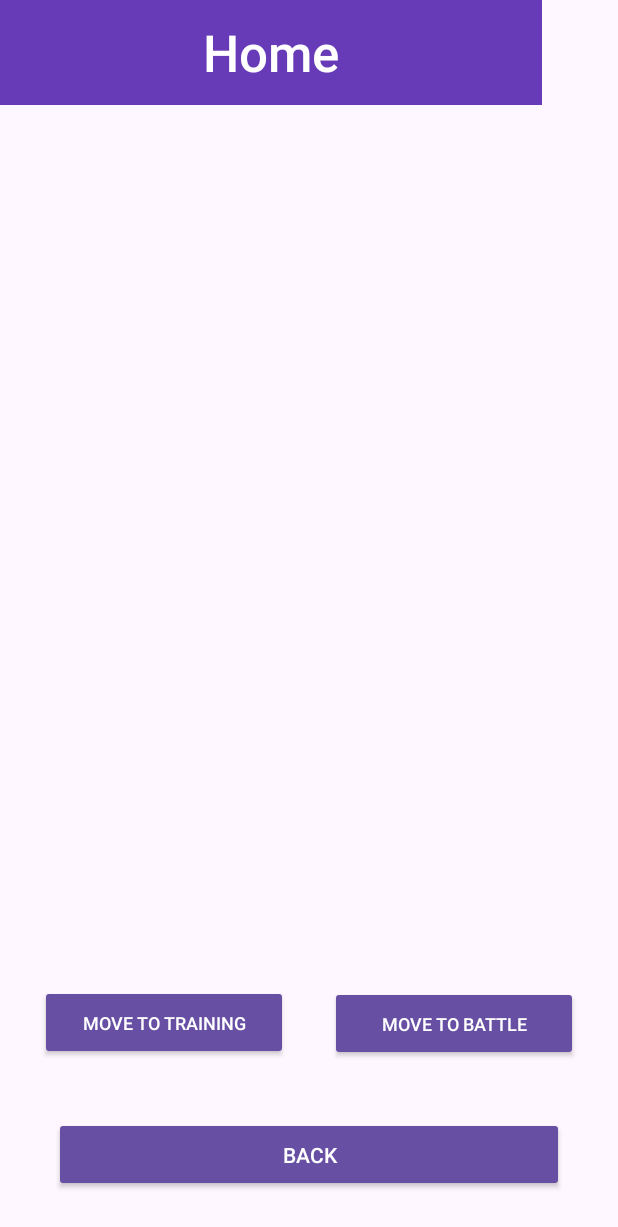
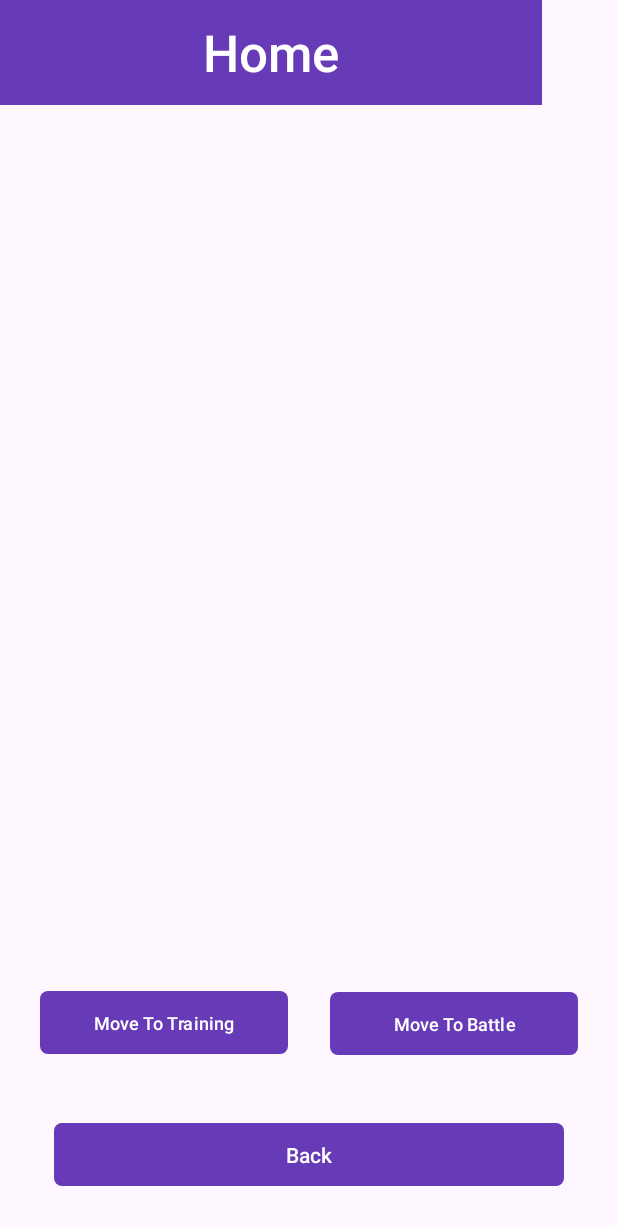
Before and after one commit to MartinsLUT/LutemonApp, an Android app: the HomeLutemonActivity screen opened directly, with no data from a screen before it, on a phone screen of 412 x 824 dp. Shown: the top 1227 px of the screen. Run offline under Robolectric (Android 15) with nearby library versions, the phone set to English and light mode, and no system bars.

Commit message:
only layout left

```diff
--- a/app/src/main/java/com/example/lutemonapp/BattleField.java
+++ b/app/src/main/java/com/example/lutemonapp/BattleField.java
@@ -4,16 +4,10 @@ public class BattleField {
     private static int numberOfBattles;
     private static int numberOflutemonsAtBatlle = 0;
     public static int fight(Lutemon lutemon1, Lutemon lutemon2){
-        //lutemon1 attacks lutemon2
-        //print out the lutemons
 
-        //Attack algorithm
-        //damage for lutemon2 is lutemon1's attack - lutemon2's defense
         int damage = lutemon2.defense(lutemon1);
         lutemon2.health -= damage;
 
-
-        //Output of for lutemon2 affter attack
         if (lutemon2.health <= 0){
             lutemon1.experience += 1;
             lutemon1.wins += 1;
--- a/app/src/main/java/com/example/lutemonapp/CreateNewLutemonActivity.java
+++ b/app/src/main/java/com/example/lutemonapp/CreateNewLutemonActivity.java
@@ -36,12 +36,11 @@ public class CreateNewLutemonActivity extends AppCompatActivity {
 
     }
 
-
-
     public void cancleBtn(View view) {
+        Intent intent = new Intent(this, MainActivity.class);
+        startActivity(intent);
         finish();
     }
-
 
     public void newLutemon (View view) {
         String lutemonName = newLutemonName.getText().toString();
--- a/app/src/main/java/com/example/lutemonapp/TrainingArea.java
+++ b/app/src/main/java/com/example/lutemonapp/TrainingArea.java
@@ -5,13 +5,9 @@ import java.util.ArrayList;
 public class TrainingArea {
     private static int numberOfTrainingSessions;
     private static int lutemonsAtTrainingArea;
-    private static ArrayList<Lutemon> lutemons;
     public static void train(Lutemon lutemon){
         lutemon.attack += lutemon.experience;
         lutemon.experience = 0;
-
-
-
 
     }
     public static int getNumberOfTrainingSessions(){
--- a/app/src/main/res/layout/create_new_lutemon.xml
+++ b/app/src/main/res/layout/create_new_lutemon.xml
@@ -103,9 +103,9 @@
 
     <Button
         android:id="@+id/selectColorBtn"
-        android:background="@drawable/purple_button"
+
         android:layout_width="340dp"
-        android:layout_height="50dp"
+        android:layout_height="55dp"
         android:layout_marginBottom="68dp"
         android:onClick="newLutemon"
         android:text="Create"
@@ -113,6 +113,7 @@
         android:textColor="#FFFFFF"
         android:textAlignment="gravity"
         android:gravity="center"
+        app:backgroundTint="#673AB7"
         app:layout_constraintBottom_toBottomOf="parent"
         app:layout_constraintEnd_toEndOf="parent"
         app:layout_constraintStart_toStartOf="parent"
--- a/app/src/main/res/layout/home.xml
+++ b/app/src/main/res/layout/home.xml
@@ -24,7 +24,7 @@
 
     <Button
         android:id="@+id/moveTraining"
-        style="@style/Widget.AppCompat.Button"
+
         android:layout_width="165dp"
         android:layout_height="50dp"
         android:layout_marginStart="15dp"
@@ -32,6 +32,8 @@
         android:onClick="moveToTraining"
         android:text="Move To Training"
         android:textSize="12sp"
+        app:backgroundTint="#673AB7"
+        app:cornerRadius="5dp"
         app:layout_constraintBottom_toBottomOf="parent"
         app:layout_constraintEnd_toStartOf="@+id/moveBattle"
         app:layout_constraintStart_toStartOf="parent"
@@ -40,7 +42,7 @@
 
     <Button
         android:id="@+id/moveBattle"
-        style="@style/Widget.AppCompat.Button"
+
         android:layout_width="165dp"
         android:layout_height="50dp"
         android:layout_marginStart="8dp"
@@ -48,6 +50,8 @@
         android:onClick="moveToBattle"
         android:text="Move To Battle"
         android:textSize="12sp"
+        app:backgroundTint="#673AB7"
+        app:cornerRadius="5dp"
         app:layout_constraintBottom_toBottomOf="parent"
         app:layout_constraintEnd_toEndOf="parent"
         app:layout_constraintHorizontal_bias="0.926"
@@ -75,10 +79,11 @@
 
     <Button
         android:id="@+id/button2"
-        style="@style/Widget.AppCompat.Button"
         android:layout_width="340dp"
         android:layout_height="50dp"
         android:text="Back"
+        app:backgroundTint="#673AB7"
+        app:cornerRadius="5dp"
         app:layout_constraintBottom_toBottomOf="parent"
         app:layout_constraintEnd_toEndOf="parent"
         app:layout_constraintStart_toStartOf="parent"
--- a/app/src/main/res/layout/training_area.xml
+++ b/app/src/main/res/layout/training_area.xml
@@ -32,6 +32,7 @@
         android:layout_marginEnd="8dp"
         android:onClick="trainButton"
         android:text="Train Selected"
+        app:backgroundTint="#673AB7"
         app:layout_constraintBottom_toBottomOf="parent"
         app:layout_constraintEnd_toStartOf="@+id/moveHome"
         app:layout_constraintHorizontal_bias="0.258"
@@ -48,6 +49,7 @@
         android:layout_marginEnd="15dp"
         android:onClick="moveHomeBtn"
         android:text="Move To Home"
+        app:backgroundTint="#673AB7"
         app:layout_constraintBottom_toBottomOf="parent"
         app:layout_constraintEnd_toEndOf="parent"
         app:layout_constraintStart_toEndOf="@+id/trainSelected"
@@ -59,6 +61,7 @@
         android:layout_width="340dp"
         android:layout_height="50dp"
         android:text="+1 Experience"
+        app:backgroundTint="#0EC718"
         app:layout_constraintBottom_toBottomOf="parent"
         app:layout_constraintEnd_toEndOf="parent"
         app:layout_constraintHorizontal_bias="0.444"
```
Also changed, not shown: app/src/main/java/com/example/lutemonapp/BattleArenaActivity.java (+13 -9 lines), app/src/main/java/com/example/lutemonapp/HomeLutemonActivity.java (+0 -9 lines), app/src/main/java/com/example/lutemonapp/Statistics.java (deleted, +0 -20 lines), app/src/main/java/com/example/lutemonapp/StatisticsActivity.java (+0 -7 lines), app/src/main/java/com/example/lutemonapp/Storage.java (+2 -13 lines), app/src/main/java/com/example/lutemonapp/TrainingActivity.java (+0 -19 lines), app/src/main/res/layout/battle.xml (+8 -3 lines), app/src/main/res/layout/homescreen_main.xml (+7 -0 lines).
